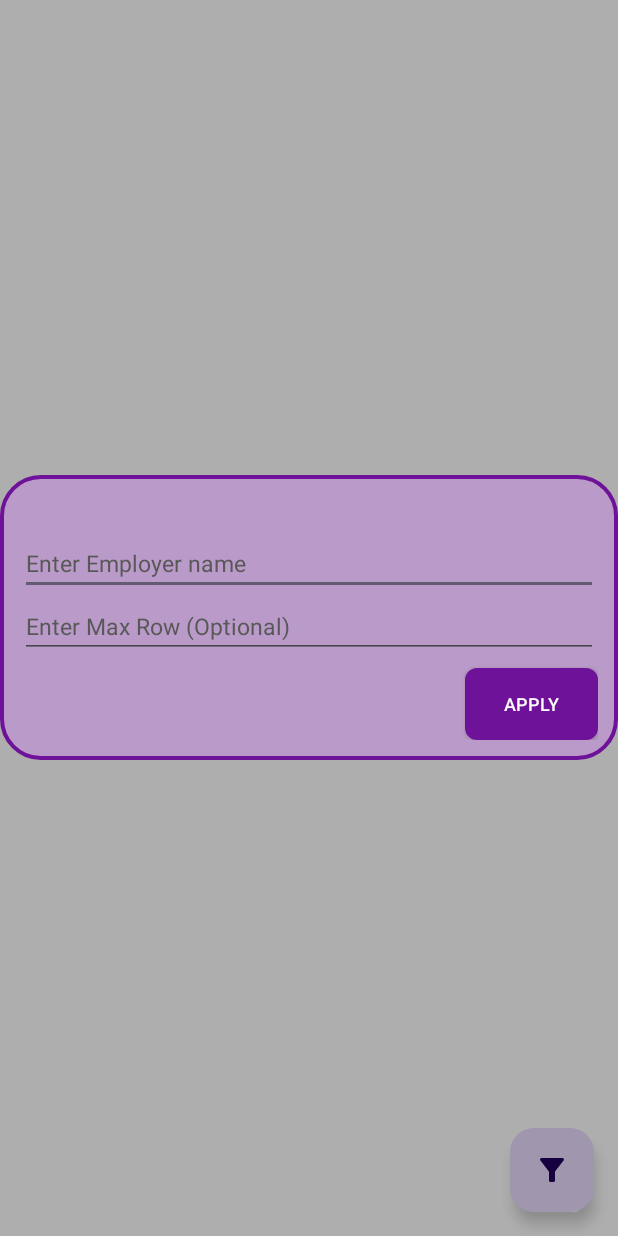
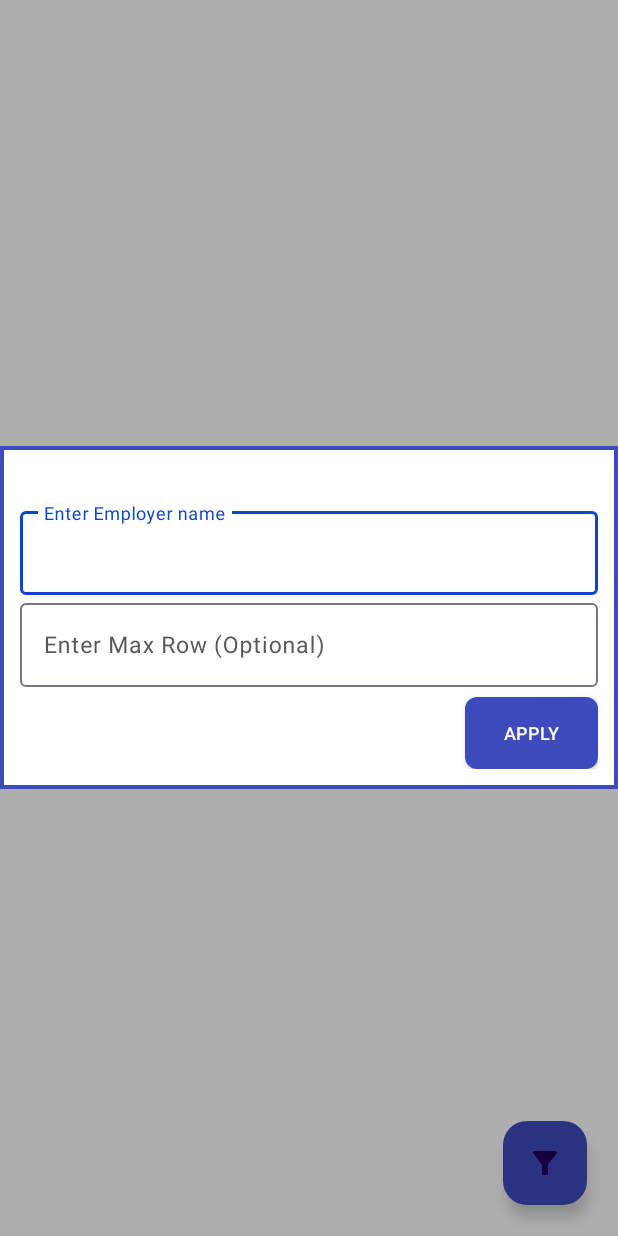
Before and after one commit to Hiteshx13/AchmeaDemo, an Android app: the screen it shows after launch (DashboardActivity), after a tap on an icon or button, on a phone screen of 412 x 824 dp. Run offline under Robolectric (Android 15) with nearby library versions, the phone set to English and light mode, and no system bars; our stand-ins replace Room's generated code, data binding, sdp/ssp sizes.

Commit message:
App theme modified material edit text implemented

```diff
--- a/app/build.gradle
+++ b/app/build.gradle
@@ -41,7 +41,7 @@ android {
 dependencies {
 
     implementation 'androidx.appcompat:appcompat:1.6.1'
-    implementation 'com.google.android.material:material:1.5.0'
+    implementation 'com.google.android.material:material:1.11.0'
     implementation 'androidx.constraintlayout:constraintlayout:2.1.4'
     testImplementation 'junit:junit:4.13.2'
     androidTestImplementation 'androidx.test.ext:junit:1.1.5'
--- a/app/src/main/res/drawable/bg_light_purple_border.xml
+++ b/app/src/main/res/drawable/bg_light_purple_border.xml
@@ -1,9 +1,9 @@
 <?xml version="1.0" encoding="UTF-8"?>
 <shape xmlns:android="http://schemas.android.com/apk/res/android">
-    <solid android:color="@color/white" />
+    <solid android:color="@color/colorWhite" />
     <stroke
         android:width="@dimen/_2sdp"
-        android:color="@color/purple" />
+        android:color="@color/colorPrimaryDark" />
     <padding
         android:bottom="0dp"
         android:left="0dp"
--- a/app/src/main/res/drawable/bg_purple_rounded.xml
+++ b/app/src/main/res/drawable/bg_purple_rounded.xml
@@ -1,7 +1,7 @@
 <?xml version="1.0" encoding="UTF-8"?>
 <shape xmlns:android="http://schemas.android.com/apk/res/android">
-    <solid android:color="@color/purple"/>
-    <stroke android:width="@dimen/_2sdp" android:color="@color/purple" />
+    <solid android:color="@color/colorPrimaryDark"/>
+    <stroke android:width="@dimen/_2sdp" android:color="@color/colorPrimaryDark" />
     <corners android:radius="@dimen/_5sdp"/>
     <padding android:left="0dp" android:top="0dp" android:right="0dp" android:bottom="0dp" />
 </shape>
--- a/app/src/main/res/drawable/bg_rounded_light_purple_border.xml
+++ b/app/src/main/res/drawable/bg_rounded_light_purple_border.xml
@@ -1,7 +1,7 @@
 <?xml version="1.0" encoding="UTF-8"?>
 <shape xmlns:android="http://schemas.android.com/apk/res/android">
-    <solid android:color="@color/purpleLight"/>
-    <stroke android:width="@dimen/_2sdp" android:color="@color/purple" />
+    <solid android:color="@color/colorPrimary"/>
+    <stroke android:width="@dimen/_2sdp" android:color="@color/colorPrimaryDark" />
     <corners android:radius="@dimen/_20sdp"/>
     <padding android:left="0dp" android:top="0dp" android:right="0dp" android:bottom="0dp" />
 </shape>
--- a/app/src/main/res/drawable/ic_filter.xml
+++ b/app/src/main/res/drawable/ic_filter.xml
@@ -1,4 +1,4 @@
-<vector android:height="24dp" android:tint="#6E1399"
+<vector android:height="24dp" android:tint="#FFFFFF"
     android:viewportHeight="24" android:viewportWidth="24"
     android:width="24dp" xmlns:android="http://schemas.android.com/apk/res/android">
     <path android:fillColor="@android:color/white" android:pathData="M4.25,5.61C6.27,8.2 10,13 10,13v6c0,0.55 0.45,1 1,1h2c0.55,0 1,-0.45 1,-1v-6c0,0 3.72,-4.8 5.74,-7.39C20.25,4.95 19.78,4 18.95,4H5.04C4.21,4 3.74,4.95 4.25,5.61z"/>
--- a/app/src/main/res/layout/activity_dashboard.xml
+++ b/app/src/main/res/layout/activity_dashboard.xml
@@ -6,7 +6,7 @@
     <androidx.constraintlayout.widget.ConstraintLayout
         android:layout_width="match_parent"
         android:layout_height="match_parent"
-        android:background="@color/white"
+        android:background="@color/colorWhite"
         tools:context=".presentation.DashboardActivity">
 
         <androidx.recyclerview.widget.RecyclerView
@@ -22,21 +22,22 @@
             android:id="@+id/tvMessage"
             android:layout_width="wrap_content"
             android:layout_height="wrap_content"
-            android:textColor="@color/purple"
+            android:textColor="@color/colorPrimaryDark"
             app:layout_constraintBottom_toBottomOf="parent"
             app:layout_constraintEnd_toEndOf="parent"
             app:layout_constraintStart_toStartOf="parent"
-            app:layout_constraintTop_toTopOf="parent"
-            tools:text="Hello World!" />
+            app:layout_constraintTop_toTopOf="parent" />
 
         <com.google.android.material.floatingactionbutton.FloatingActionButton
             android:id="@+id/fab"
             android:layout_width="wrap_content"
             android:layout_height="wrap_content"
             android:layout_gravity="end|bottom"
-            android:layout_margin="16dp"
+            android:layout_margin="@dimen/_16sdp"
             android:contentDescription="@string/filter"
             android:src="@drawable/ic_filter"
+            app:fabSize="normal"
+            android:backgroundTint="@color/colorPrimaryDark"
             app:layout_constraintBottom_toBottomOf="parent"
             app:layout_constraintEnd_toEndOf="parent" />
 
--- a/app/src/main/res/layout/dialog_filter.xml
+++ b/app/src/main/res/layout/dialog_filter.xml
@@ -5,7 +5,7 @@
     <RelativeLayout
         android:layout_width="match_parent"
         android:layout_height="wrap_content"
-        android:background="@drawable/bg_rounded_light_purple_border"
+        android:background="@drawable/bg_light_purple_border"
         android:padding="@dimen/_10sdp"
         android:paddingBottom="@dimen/_10sdp">
 
@@ -16,12 +16,19 @@
             android:layout_centerHorizontal="true"
             android:layout_gravity="center_horizontal"
             android:gravity="center_horizontal"
-            android:textColor="@color/purple"
+            android:textColor="@color/colorPrimaryDark"
             android:textSize="@dimen/_14ssp"
             android:textStyle="bold"
             tools:text="Filter" />
 
-        <androidx.appcompat.widget.AppCompatEditText
+        <com.google.android.material.textfield.TextInputLayout
+            android:id="@+id/tiFilter"
+            style="@style/StyleEditText"
+            android:layout_width="match_parent"
+            android:layout_height="wrap_content"
+            android:layout_below="@+id/tvTitle">
+
+            <com.google.android.material.textfield.TextInputEditText
                 android:id="@+id/etFilter"
                 style="@style/StyleEditText"
                 android:layout_width="match_parent"
@@ -32,6 +39,14 @@
                 android:maxLines="1"
                 android:textSize="@dimen/_12ssp"
                 tools:layout_editor_absoluteX="13dp" />
+        </com.google.android.material.textfield.TextInputLayout>
+
+        <com.google.android.material.textfield.TextInputLayout
+            android:id="@+id/tiMaxRow"
+            style="@style/StyleEditText"
+            android:layout_width="match_parent"
+            android:layout_height="wrap_content"
+            android:layout_below="@+id/tiFilter">
 
             <androidx.appcompat.widget.AppCompatEditText
                 android:id="@+id/etMaxRow"
@@ -42,15 +57,16 @@
                 android:hint="@string/enter_max_row_optional"
                 android:inputType="number"
                 android:maxLines="1"
-            android:textColor="@color/black"
+                android:textColor="@color/colorBlack"
                 android:textSize="@dimen/_12ssp"
                 tools:text="" />
+        </com.google.android.material.textfield.TextInputLayout>
 
         <androidx.appcompat.widget.AppCompatButton
             android:id="@+id/btnApply"
             android:layout_width="wrap_content"
             android:layout_height="wrap_content"
-            android:layout_below="@+id/etMaxRow"
+            android:layout_below="@+id/tiMaxRow"
             android:layout_alignParentEnd="true"
             android:layout_gravity="end"
             android:layout_marginTop="@dimen/_5sdp"
@@ -60,7 +76,7 @@
             android:paddingEnd="@dimen/_20sdp"
             android:paddingBottom="@dimen/_10sdp"
             android:text="@string/apply"
-            android:textColor="@color/white"
+            android:textColor="@color/colorWhite"
             android:textSize="@dimen/_9ssp" />
     </RelativeLayout>
 </layout>
--- a/app/src/main/res/layout/item_layout.xml
+++ b/app/src/main/res/layout/item_layout.xml
@@ -21,14 +21,14 @@
         <androidx.cardview.widget.CardView
             android:layout_width="match_parent"
             android:layout_height="wrap_content"
-            android:backgroundTint="@color/black"
+            android:backgroundTint="@color/colorBlack"
             app:cardCornerRadius="10dp"
             app:cardElevation="0dp">
 
             <androidx.constraintlayout.widget.ConstraintLayout
                 android:layout_width="match_parent"
                 android:layout_height="wrap_content"
-                android:background="@color/purpleLight"
+                android:background="@color/colorLightSky"
                 android:padding="@dimen/_10sdp"
                 android:paddingBottom="@dimen/_10sdp">
 
@@ -37,7 +37,7 @@
                     android:layout_width="wrap_content"
                     android:layout_height="wrap_content"
                     android:text="@{@string/name(employerData.name)}"
-                    android:textColor="@color/purple"
+                    android:textColor="@color/colorPrimaryDark"
                     android:textSize="@dimen/_14ssp"
                     android:textStyle="bold"
                     app:layout_constraintStart_toStartOf="parent"
--- a/app/src/main/res/values/colors.xml
+++ b/app/src/main/res/values/colors.xml
@@ -1,8 +1,9 @@
 <?xml version="1.0" encoding="utf-8"?>
 <resources>
-    <color name="black">#FF000000</color>
-    <color name="white">#FFFFFFFF</color>
-    <color name="purple">#6E1399</color>
-    <color name="purpleLight">#BA9AC8</color>
-    <color name="colorAccent">#333333</color>
+    <color name="colorPrimary">#1144C9</color>
+    <color name="colorPrimaryDark">#3E4BBD</color>
+    <color name="colorAccent">#673AB7</color>
+    <color name="colorBlack">#FF000000</color>
+    <color name="colorWhite">#FFFFFFFF</color>
+    <color name="colorLightSky">#CCCDF8</color>
 </resources>
--- a/app/src/main/res/values/themes.xml
+++ b/app/src/main/res/values/themes.xml
@@ -2,18 +2,20 @@
     <!-- Base application theme. -->
     <style name="Base.Theme.AchmeaDemo" parent="Theme.Material3.DayNight.NoActionBar">
         <!-- Customize your light theme here. -->
-        <!-- <item name="colorPrimary">@color/my_light_primary</item> -->
+        <item name="colorPrimary">@color/colorPrimary</item>
+        <item name="colorPrimaryDark">@color/colorPrimaryDark</item>
+        <item name="colorAccent">@color/colorAccent</item>
     </style>
 
     <style name="Theme.AchmeaDemo" parent="Base.Theme.AchmeaDemo" />
 
     <style name="StyleEditText">
-        <item name="android:textColor">@color/black</item>
+        <item name="android:textColor">@color/colorBlack</item>
         <item name="android:textColorHint">#585858</item>
     </style>
 
     <style name="StyleTextBlackItalic">
-        <item name="android:textColor">@color/black</item>
+        <item name="android:textColor">@color/colorBlack</item>
         <item name="android:textStyle">italic|bold</item>
         <item name="android:textSize">@dimen/_12ssp</item>
     </style>
```
Lines whose indentation alone changed are shown as unchanged.
